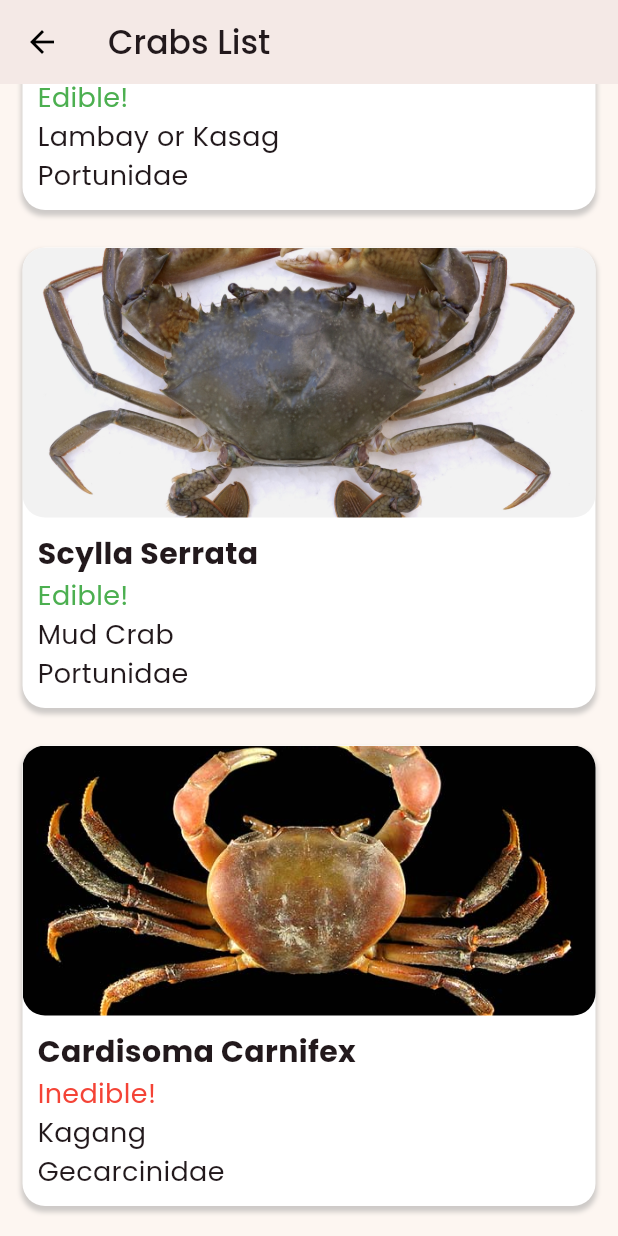
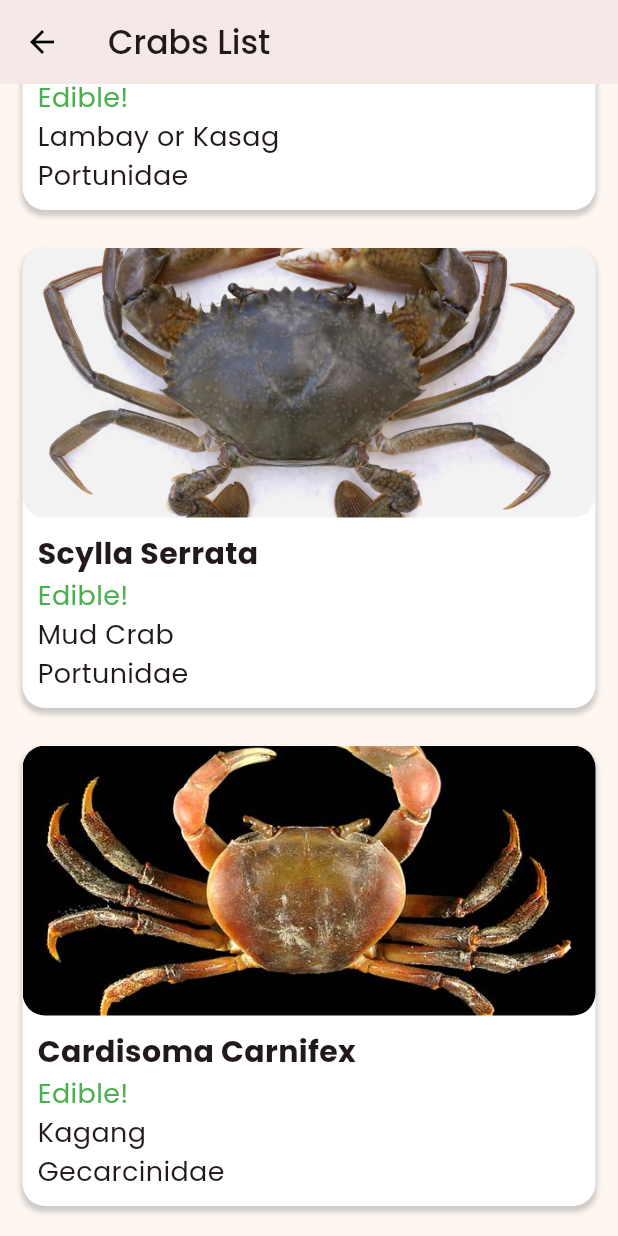
Before and after one commit to keannugran19/crabcheck, a Flutter app: the CrabList screen opened directly, scrolled down 892 dp, on a phone screen of 412 x 824 dp. Run offline on Flutter 3.47's test engine with Material 3 defaults, Android fonts, the phone set to English and light mode, and no system bars; our stand-ins replace cloud_firestore, firebase_core, firebase_storage, geolocator, image_picker; missing offline and left inert: flutter_tflite; accounts and stored records are empty.

Commit message:
UPDATE kagang changed edibility to edible

```diff
--- a/lib/data/data.dart
+++ b/lib/data/data.dart
@@ -7,7 +7,8 @@ final venitusLatreillei = Crab(
   localName: "Giant Sentinel Crab",
   family: "Macrophthalmidae",
   habitat: "Burrows in soft mud",
-    appearance: "60mm avg. width, light brown to dark in color");
+  appearance: "60mm avg. width, light brown to dark in color",
+);
 
 final metopograpsusSpp = Crab(
     image: "lib/assets/images/crab/metopograpsusSp.jpeg",
@@ -42,7 +43,7 @@ final scyllaSerrata = Crab(
 final cardisomaCarnifex = Crab(
     image: "lib/assets/images/crab/cardisomaCarnifex.jpg",
     species: "Cardisoma Carnifex",
-    edibility: "Inedible!",
+    edibility: "Edible!",
     localName: "Kagang",
     family: "Gecarcinidae",
     habitat: "Mangroves, mud burrows",
--- a/lib/model/crab_info.dart
+++ b/lib/model/crab_info.dart
@@ -7,12 +7,13 @@ class Crab {
   String appearance;
   String image;
 
-  Crab(
-      {required this.image,
-      required this.species,
-      required this.edibility,
-      required this.localName,
-      required this.family,
-      required this.habitat,
-      required this.appearance});
+  Crab({
+    required this.image,
+    required this.species,
+    required this.edibility,
+    required this.localName,
+    required this.family,
+    required this.habitat,
+    required this.appearance,
+  });
 }
--- a/lib/pages/info_page.dart
+++ b/lib/pages/info_page.dart
@@ -89,7 +89,7 @@ class InfoPage extends StatelessWidget {
               _buildTableCell(text: 'Appearance', isTitle: true),
               _buildTableCell(text: crabData.appearance),
             ],
-          ),
+          )
         ],
       ),
     );
```
Lines whose indentation alone changed are shown as unchanged.
